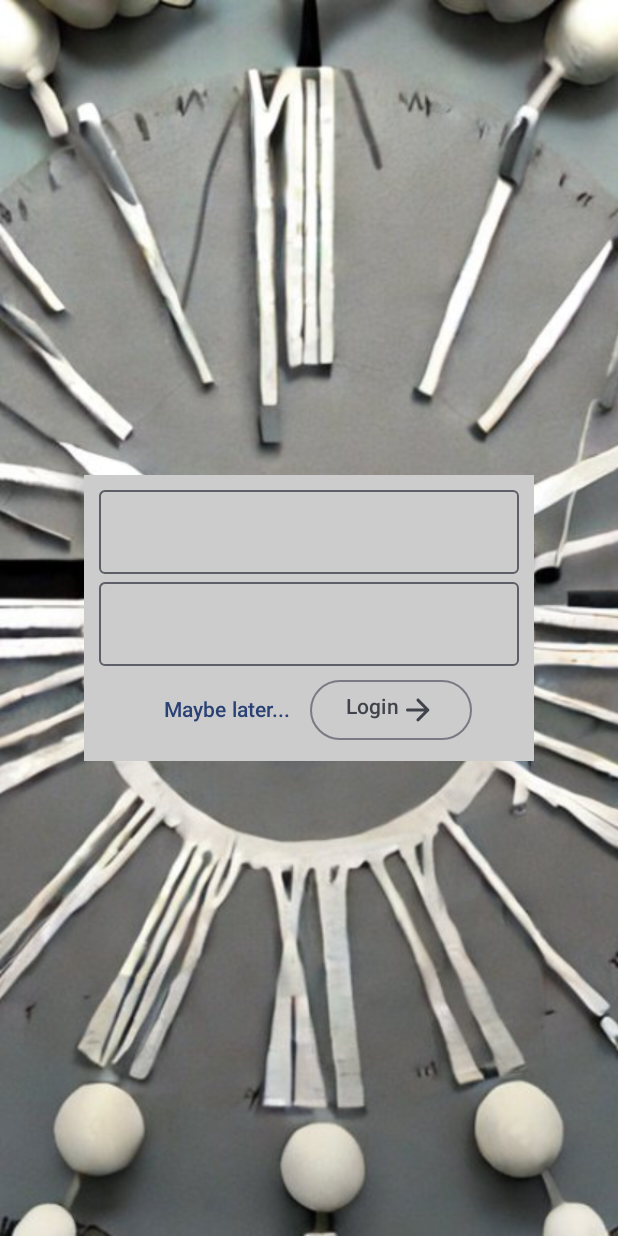
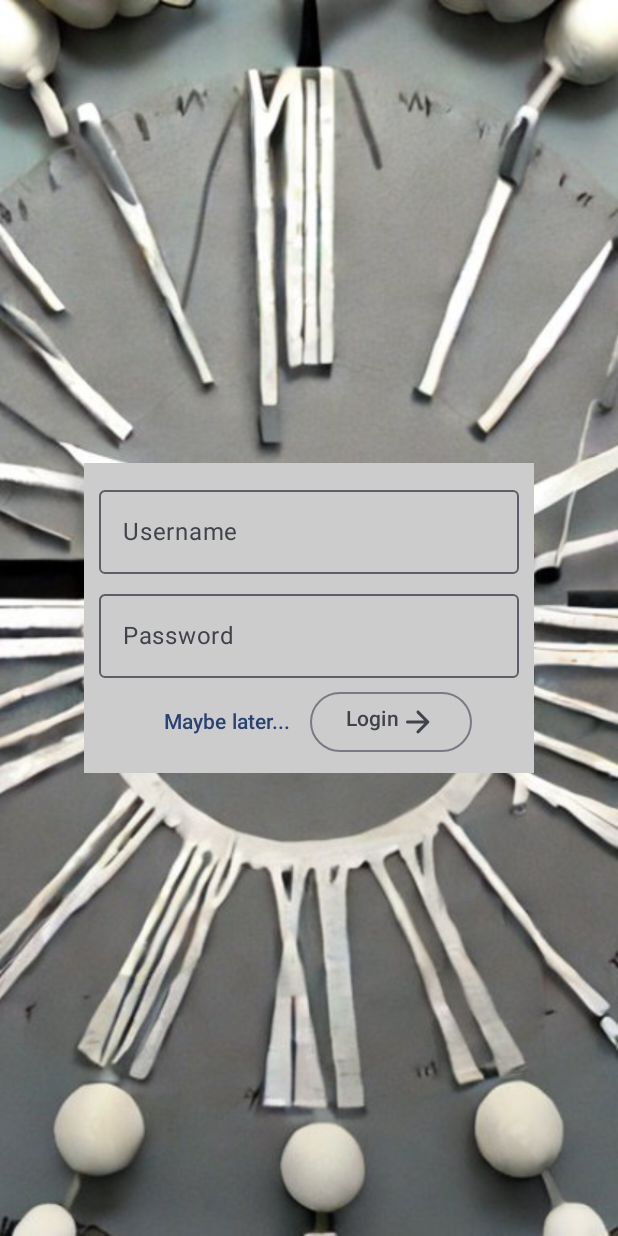
Before and after one commit to DRKV333/Lookforward, an Android app built with Jetpack Compose: the screen it shows after launch (MainActivity), on a phone screen of 412 x 824 dp. Run offline under Robolectric (Android 15) with nearby library versions, the phone set to English and light mode, and no system bars; our stand-ins replace Dagger/Hilt's generated code, Room's generated code.

Commit message:
Fixed missing labels

```diff
--- a/app/src/main/java/io/github/drkv333/lookforward/ui/login/Login.kt
+++ b/app/src/main/java/io/github/drkv333/lookforward/ui/login/Login.kt
@@ -41,14 +41,16 @@ fun Login(viewModel: LoginViewModel = viewModel()) {
                 OutlinedTextField(
                     value = viewModel.username,
                     onValueChange = { viewModel.username = it },
-                    singleLine = true
+                    singleLine = true,
+                    label = { Text("Username") }
                 )
 
                 OutlinedTextField(
                     value = viewModel.password,
                     onValueChange = { viewModel.password = it },
                     visualTransformation = PasswordVisualTransformation(),
-                    singleLine = true
+                    singleLine = true,
+                    label = { Text("Password") }
                 )
 
                 Row(horizontalArrangement = Arrangement.SpaceBetween) {
```
